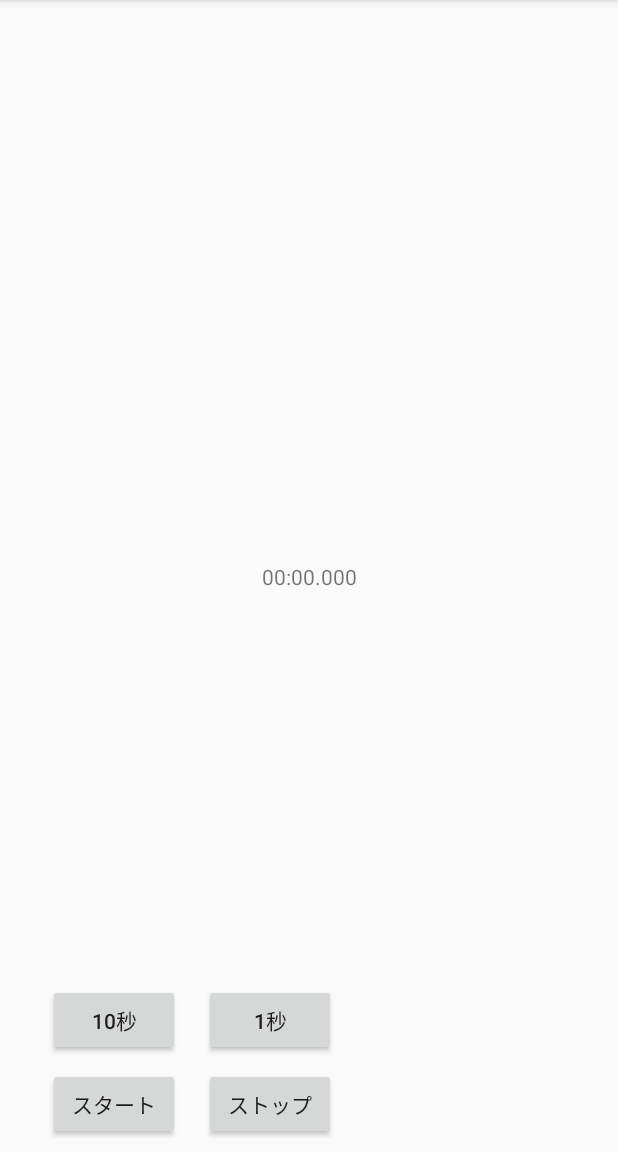
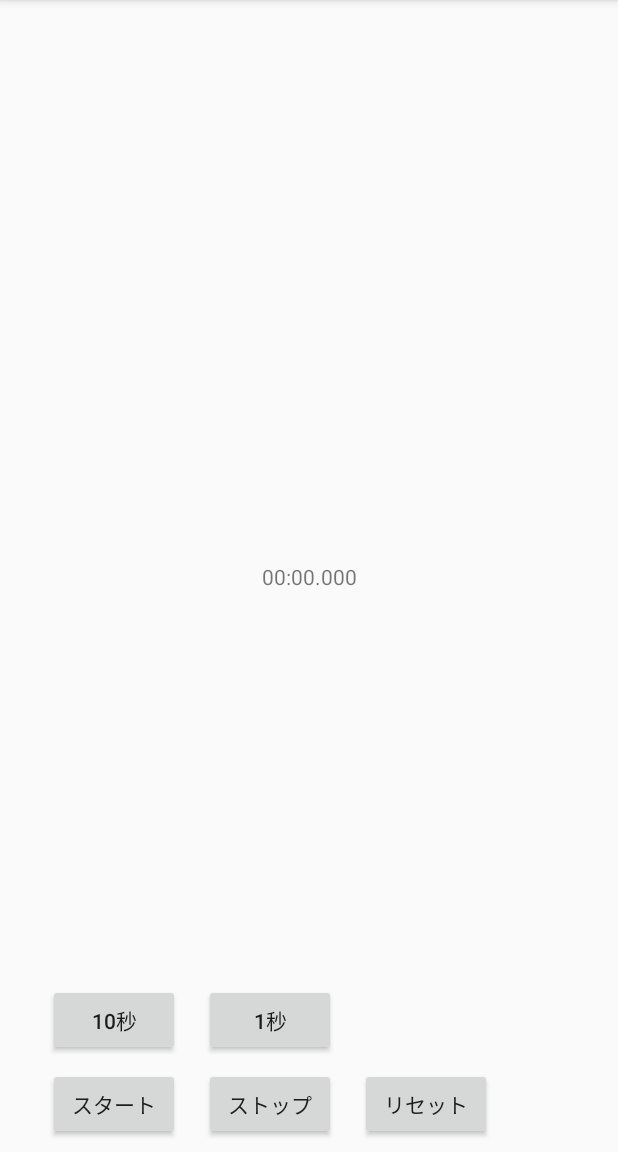
Before and after one commit to t-mochizuki/android-kitchen-timer, an Android app: the screen it shows after launch (MainActivity), on a phone screen of 412 x 824 dp, the part 84-1236 px from its top. Run offline under Robolectric (Android 15) with nearby library versions, the phone set to English and light mode, and no system bars.

Commit message:
リセットボタンを追加

```diff
--- a/app/src/main/java/com/example/kitchentimer/MainActivity.java
+++ b/app/src/main/java/com/example/kitchentimer/MainActivity.java
@@ -43,6 +43,13 @@ public class MainActivity extends AppCompatActivity {
         }
     }
 
+    public void onReset(View view) {
+        if (_start == false) {
+            _millisInFuture = 0;
+            timerView.setText(_dataFormat.format(_millisInFuture));
+        }
+    }
+
     public void onTenSeconds(View view) {
         if (_start == false) {
             _millisInFuture += 10 * 1000;
--- a/app/src/main/res/layout/activity_main.xml
+++ b/app/src/main/res/layout/activity_main.xml
@@ -61,4 +61,15 @@
         app:layout_constraintBottom_toTopOf="@+id/stopButton"
         app:layout_constraintStart_toEndOf="@+id/tenSeconds" />
 
+    <Button
+        android:id="@+id/resetButton"
+        android:layout_width="wrap_content"
+        android:layout_height="wrap_content"
+        android:layout_marginBottom="8dp"
+        android:layout_marginStart="16dp"
+        android:onClick="onReset"
+        android:text="@string/resetButton"
+        app:layout_constraintBottom_toBottomOf="parent"
+        app:layout_constraintStart_toEndOf="@+id/stopButton" />
+
 </android.support.constraint.ConstraintLayout>
--- a/app/src/main/res/values/strings.xml
+++ b/app/src/main/res/values/strings.xml
@@ -5,4 +5,5 @@
     <string name="stopButton">ストップ</string>
     <string name="tenSeconds">10秒</string>
     <string name="oneSecond">1秒</string>
+    <string name="resetButton">リセット</string>
 </resources>
```
